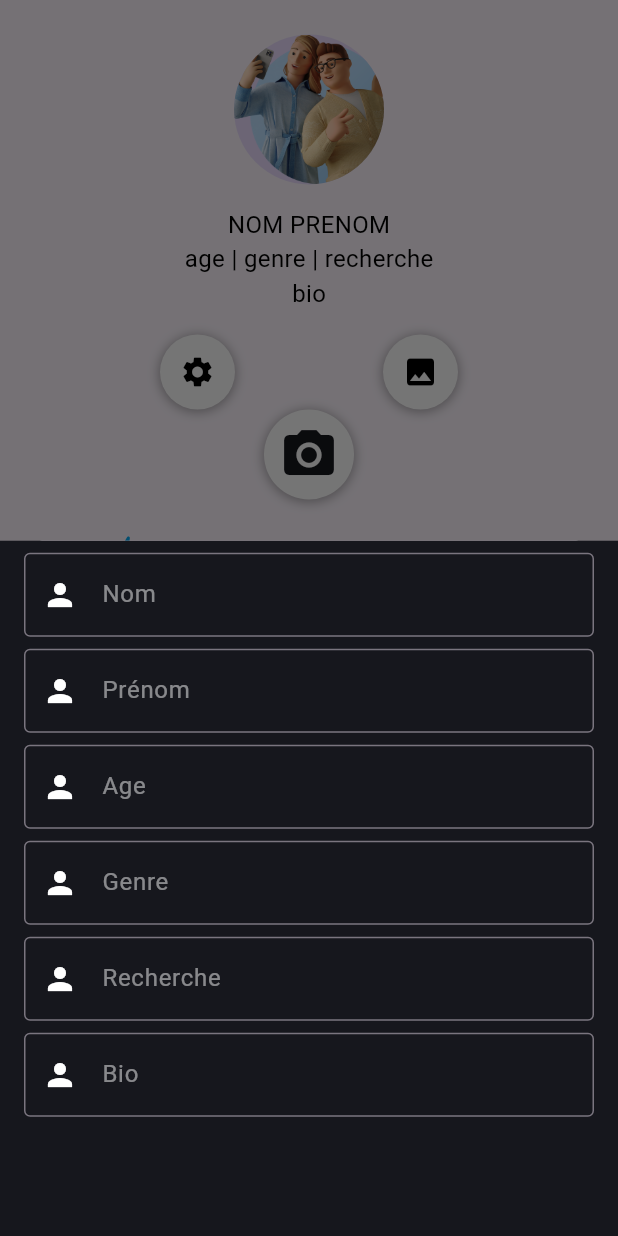
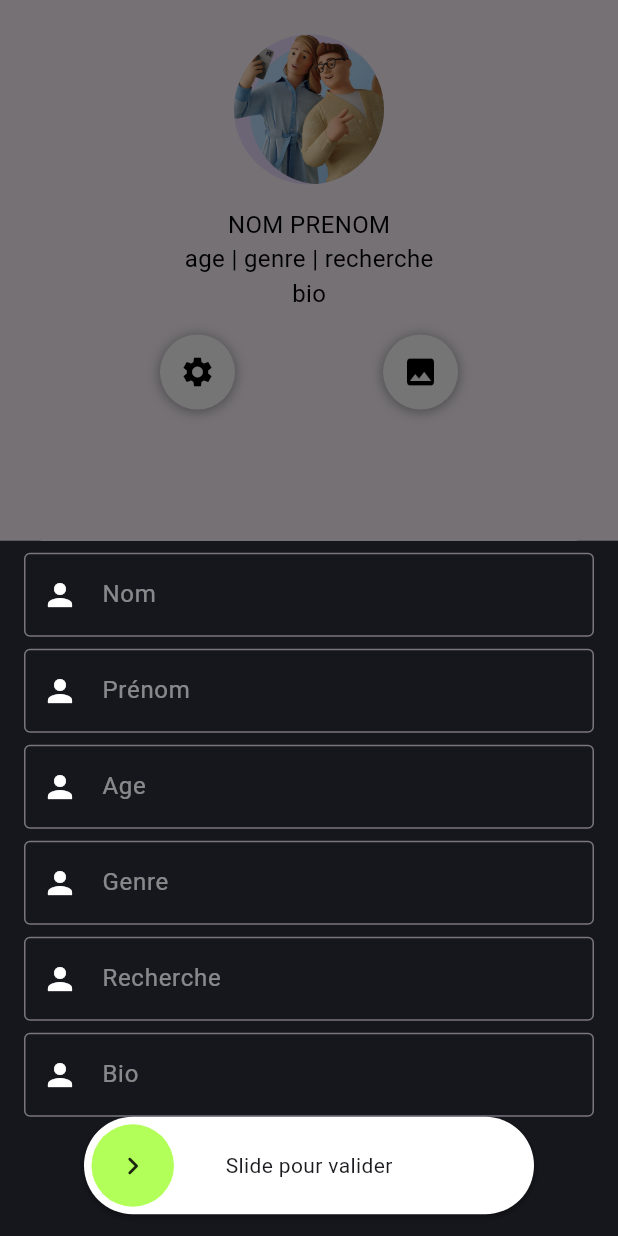
Before and after one commit to khasey/reveal, a Flutter app: the Profile screen opened directly, after a tap on the "settings" icon, on a phone screen of 412 x 824 dp. Run offline on Flutter 3.47's test engine with Material 3 defaults, Android fonts, the phone set to English and light mode, and no system bars; drawn by our look-alikes of action_slider; our stand-ins replace custom_sliding_segmented_control, flutter_map, flutter_svg, hexcolor, image_picker, latlong2.

Commit message:
profile map

```diff
--- a/lib/navigation.dart
+++ b/lib/navigation.dart
@@ -14,7 +14,6 @@ class Navigation extends StatefulWidget {
 }
 
 class _NavigationState extends State<Navigation> {
-
   int currentPageIndex = 0;
 
   @override
@@ -26,18 +25,16 @@ class _NavigationState extends State<Navigation> {
     double containerSize = screenWidth * 0.15;
 
     return Scaffold(
-      appBar: AppBar(
-        // backgroundColor: const Color.fromARGB(255, 11, 11, 11),
-
-
+      appBar: currentPageIndex != 1 // On vérifie si la page n'est pas "Map"
+          ? AppBar(
               centerTitle: true,
               title: SvgPicture.asset(
                 'assets/logo.svg',
                 height: screenHeight * 0.05,
                 alignment: Alignment.center,
               ),
-
-      ),
+            )
+          : null, // Pas d'AppBar pour la page "Map"
       body: Stack(
         children: [
           <Widget>[
@@ -84,14 +81,13 @@ class _NavigationState extends State<Navigation> {
                   labelBehavior: NavigationDestinationLabelBehavior.alwaysHide,
                   destinations: const <Widget>[
                     NavigationDestination(
-                      selectedIcon:
-                          Icon(Icons.auto_awesome_mosaic, color: Colors.white),
+                      selectedIcon: Icon(Icons.auto_awesome_mosaic,
+                          color: Colors.white),
                       icon: Icon(Icons.auto_awesome_mosaic),
                       label: 'Home',
                     ),
                     NavigationDestination(
-                      selectedIcon:
-                        Icon(Icons.place, color: Colors.white),
+                      selectedIcon: Icon(Icons.place, color: Colors.white),
                       icon: Icon(Icons.place),
                       label: 'Maps',
                     ),
@@ -104,8 +100,7 @@ class _NavigationState extends State<Navigation> {
                       label: 'Chat',
                     ),
                     NavigationDestination(
-                      selectedIcon:
-                      Icon(Icons.person, color: Colors.white),
+                      selectedIcon: Icon(Icons.person, color: Colors.white),
                       icon: Icon(Icons.person),
                       label: 'Profile',
                     ),
--- a/lib/screens/profile.dart
+++ b/lib/screens/profile.dart
@@ -4,6 +4,7 @@ import 'package:flutter/cupertino.dart';
 import 'package:flutter/material.dart';
 import 'package:reveal/constantColors.dart';
 import 'package:image_picker/image_picker.dart';
+import 'package:action_slider/action_slider.dart';
 
 class Profile extends StatefulWidget {
   const Profile({super.key});
@@ -44,7 +45,7 @@ class _ProfileState extends State<Profile> {
           children: [
             Container(
               decoration: BoxDecoration(
-
+                // color: AppColors.primaryColor,
                 borderRadius: BorderRadius.circular(10),
               ),
               width: MediaQuery.of(context).size.width,
@@ -92,7 +93,8 @@ class _ProfileState extends State<Profile> {
                             context: context,
                             builder: (context) {
                               return Container(
-                                height: MediaQuery.of(context).size.height * 0.7,
+                                height:
+                                    MediaQuery.of(context).size.height * 0.7,
                                 color: AppColors.primaryColor,
                                 child: Column(
                                   children: [
@@ -102,6 +104,24 @@ class _ProfileState extends State<Profile> {
                                     textField("Genre"),
                                     textField("Recherche"),
                                     textField("Bio"),
+                                    ActionSlider.standard(
+                                      sliderBehavior: SliderBehavior.stretch,
+                                      width: 300.0,
+                                      backgroundColor: Colors.white,
+                                      toggleColor: Colors.lightGreenAccent,
+                                      action: (controller) async {
+                                        controller
+                                            .loading(); //starts loading animation
+                                        await Future.delayed(
+                                            const Duration(seconds: 3));
+                                        controller
+                                            .success(); //starts success animation
+                                        await Future.delayed(
+                                            const Duration(seconds: 1));
+                                        controller.reset(); //resets the slider
+                                      },
+                                      child: const Text('Slide pour valider'),
+                                    ),
                                   ],
                                 ),
                               );
@@ -126,13 +146,15 @@ class _ProfileState extends State<Profile> {
                               borderRadius: BorderRadius.circular(50),
                             ),
                             child: const Center(
-                                child: Icon(Icons.settings, color: Colors.black)),
+                                child:
+                                    Icon(Icons.settings, color: Colors.black)),
                           ),
                         ),
                       ),
                       GestureDetector(
                         onTap: () {
-                          _showImagePickerOptions(context); // Affiche les options
+                          _showImagePickerOptions(
+                              context); // Affiche les options
                         },
                         child: Align(
                           alignment: Alignment.topRight,
@@ -158,34 +180,33 @@ class _ProfileState extends State<Profile> {
                       ),
                     ],
                   ),
-                  Align(
-                    alignment: Alignment.bottomCenter,
-                    child: Container(
-                      width: 60,
-                      height: 60,
-                      decoration: BoxDecoration(
-                        boxShadow: [
-                                BoxShadow(
-                                  color: Colors.black.withOpacity(0.3),
-                                  spreadRadius: 1,
-                                  blurRadius: 5,
-                                  offset: const Offset(0, 1),
-                                ),
-                              ],
-                        color: Colors.white,
-                        borderRadius: BorderRadius.circular(50),
-                      ),
-                      child: Center(
-                        child: Icon(Icons.photo_camera,
-                            color: AppColors.primaryColor, size: 40),
-                      ),
-                    ),
-                  ),
+                  // Align(
+                  //   alignment: Alignment.bottomCenter,
+                  //   child: Container(
+                  //     width: 60,
+                  //     height: 60,
+                  //     decoration: BoxDecoration(
+                  //       boxShadow: [
+                  //               BoxShadow(
+                  //                 color: Colors.black.withOpacity(0.3),
+                  //                 spreadRadius: 1,
+                  //                 blurRadius: 5,
+                  //                 offset: const Offset(0, 1),
+                  //               ),
+                  //             ],
+                  //       color: Colors.white,
+                  //       borderRadius: BorderRadius.circular(50),
+                  //     ),
+                  //     child: Center(
+                  //       child: Icon(Icons.photo_camera,
+                  //           color: AppColors.primaryColor, size: 40),
+                  //     ),
+                  //   ),
+                  // ),
                 ],
               ),
             ),
-            const SizedBox(height: 15),
-
+            const SizedBox(height: 50),
             Expanded(
               flex: 1,
               child: Container(
@@ -196,31 +217,48 @@ class _ProfileState extends State<Profile> {
                     const Row(
                       mainAxisAlignment: MainAxisAlignment.center,
                       children: [
-                        Icon(Icons.bolt_rounded, color: Colors.lightBlue, size: 40,),
-                        Text("Decouvrir plus rapidement", style: TextStyle(color: Colors.black, fontSize: 20, fontWeight: FontWeight.w800),),
-
+                        Icon(
+                          Icons.bolt_rounded,
+                          color: Colors.lightBlue,
+                          size: 40,
+                        ),
+                        Text(
+                          "Decouvrir plus rapidement",
+                          style: TextStyle(
+                              color: Colors.black,
+                              fontSize: 20,
+                              fontWeight: FontWeight.w800),
+                        ),
                       ],
                     ),
-                    const Text("Boost ton profile pour plus d'interactions", style: TextStyle(color: Colors.black, fontSize: 15,),),
+                    const Text(
+                      "Boost ton profile pour plus d'interactions",
+                      style: TextStyle(
+                        color: Colors.black,
+                        fontSize: 15,
+                      ),
+                    ),
                     const SizedBox(height: 25),
                     ElevatedButton(
                       style: ElevatedButton.styleFrom(
                         elevation: 1,
-
                         fixedSize: Size(200, 50),
-
                         shape: RoundedRectangleBorder(
                           borderRadius: BorderRadius.circular(40),
                         ),
                       ),
                       onPressed: () {},
-                      child: Text("Acheter", style: TextStyle(color: AppColors.primaryColor, fontSize: 20, fontWeight: FontWeight.w600),),
-                      )
+                      child: Text(
+                        "Acheter",
+                        style: TextStyle(
+                            color: AppColors.primaryColor,
+                            fontSize: 20,
+                            fontWeight: FontWeight.w600),
+                      ),
+                    )
                   ],
-
                 ),
               ),
-
             )
           ],
         ),
--- a/pubspec.yaml
+++ b/pubspec.yaml
@@ -44,6 +44,12 @@ dev_dependencies:
   flutter_svg: ^2.0.10+1
   modal_bottom_sheet: ^3.0.0
   image_picker: ^0.8.7+3
+  ionicons: ^0.2.2
+  contained_tab_bar_view: ^0.8.0
+  inner_shadow_widget: ^0.0.3
+  custom_sliding_segmented_control: ^1.8.3
+  flutter_map: ^7.0.2
+  action_slider: ^0.7.0
 
   # The "flutter_lints" package below contains a set of recommended lints to
   # encourage good coding practices. The lint set provided by the package is
```
Also changed, not shown: lib/screens/map.dart (+36 -1 lines), pubspec.lock. Lines whose indentation alone changed are shown as unchanged.
